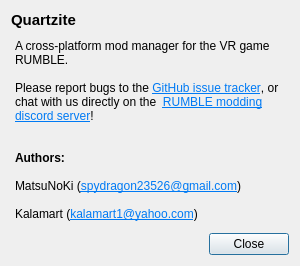
First picture: the form in aboutdialog.ui, repository spydragon/Quartzite, before the edit.
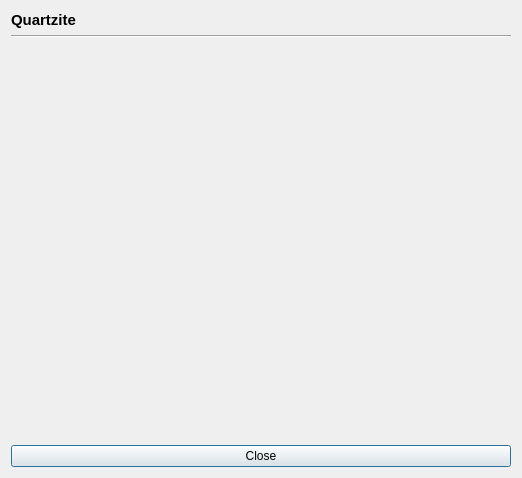
Second picture: the form after the edit.

Commit message: First styling attempt

Diff of the .ui file:
```diff
--- a/aboutdialog.ui
+++ b/aboutdialog.ui
@@ -6,24 +6,34 @@
    <rect>
     <x>0</x>
     <y>0</y>
-    <width>300</width>
-    <height>263</height>
+    <width>518</width>
+    <height>478</height>
    </rect>
   </property>
   <property name="sizePolicy">
-   <sizepolicy hsizetype="Preferred" vsizetype="Preferred">
+   <sizepolicy hsizetype="Preferred" vsizetype="Minimum">
     <horstretch>0</horstretch>
     <verstretch>0</verstretch>
    </sizepolicy>
   </property>
+  <property name="minimumSize">
+   <size>
+    <width>0</width>
+    <height>0</height>
+   </size>
+  </property>
   <property name="windowTitle">
    <string>About Quartzite</string>
   </property>
-  <layout class="QHBoxLayout" name="horizontalLayout">
-   <item>
     <layout class="QVBoxLayout" name="verticalLayout">
      <item>
       <widget class="QLabel" name="title">
+     <property name="sizePolicy">
+      <sizepolicy hsizetype="Preferred" vsizetype="Preferred">
+       <horstretch>0</horstretch>
+       <verstretch>0</verstretch>
+      </sizepolicy>
+     </property>
        <property name="font">
         <font>
          <pointsize>11</pointsize>
@@ -35,20 +45,50 @@
        </property>
       </widget>
      </item>
+   <item>
+    <widget class="Line" name="line">
+     <property name="font">
+      <font>
+       <bold>false</bold>
+      </font>
+     </property>
+     <property name="orientation">
+      <enum>Qt::Horizontal</enum>
+     </property>
+    </widget>
+   </item>
      <item>
       <widget class="QTextBrowser" name="description">
        <property name="sizePolicy">
-        <sizepolicy hsizetype="Expanding" vsizetype="Minimum">
+      <sizepolicy hsizetype="MinimumExpanding" vsizetype="Expanding">
          <horstretch>0</horstretch>
          <verstretch>0</verstretch>
         </sizepolicy>
        </property>
+     <property name="minimumSize">
+      <size>
+       <width>500</width>
+       <height>350</height>
+      </size>
+     </property>
        <property name="styleSheet">
         <string notr="true">background-color: transparent;</string>
        </property>
        <property name="frameShape">
         <enum>QFrame::NoFrame</enum>
        </property>
+     <property name="verticalScrollBarPolicy">
+      <enum>Qt::ScrollBarAlwaysOff</enum>
+     </property>
+     <property name="horizontalScrollBarPolicy">
+      <enum>Qt::ScrollBarAlwaysOff</enum>
+     </property>
+     <property name="sizeAdjustPolicy">
+      <enum>QAbstractScrollArea::AdjustToContentsOnFirstShow</enum>
+     </property>
+     <property name="lineWrapMode">
+      <enum>QTextEdit::WidgetWidth</enum>
+     </property>
        <property name="html">
         <string>&lt;!DOCTYPE HTML PUBLIC &quot;-//W3C//DTD HTML 4.0//EN&quot; &quot;http://www.w3.org/TR/REC-html40/strict.dtd&quot;&gt;
 &lt;html&gt;&lt;head&gt;&lt;meta name=&quot;qrichtext&quot; content=&quot;1&quot; /&gt;&lt;meta charset=&quot;utf-8&quot; /&gt;&lt;style type=&quot;text/css&quot;&gt;
@@ -57,15 +97,7 @@
 li.unchecked::marker { content: &quot;\2610&quot;; }
 li.checked::marker { content: &quot;\2612&quot;; }
 &lt;/style&gt;&lt;/head&gt;&lt;body style=&quot; font-family:'Sans Serif'; font-size:9pt; font-weight:400; font-style:normal;&quot;&gt;
-&lt;p style=&quot; margin-top:0px; margin-bottom:0px; margin-left:0px; margin-right:0px; -qt-block-indent:0; text-indent:0px;&quot;&gt;A cross-platform mod manager for the VR game RUMBLE.&lt;/p&gt;
-&lt;p style=&quot;-qt-paragraph-type:empty; margin-top:0px; margin-bottom:0px; margin-left:0px; margin-right:0px; -qt-block-indent:0; text-indent:0px;&quot;&gt;&lt;br /&gt;&lt;/p&gt;
-&lt;p style=&quot; margin-top:0px; margin-bottom:0px; margin-left:0px; margin-right:0px; -qt-block-indent:0; text-indent:0px;&quot;&gt;Please report bugs to the &lt;a href=&quot;https://github.com/spydragon/Quartzite/issues&quot;&gt;&lt;span style=&quot; text-decoration: underline; color:#007af4;&quot;&gt;GitHub issue tracker&lt;/span&gt;&lt;/a&gt;, or chat with us directly on the  &lt;a href=&quot;https://discord.gg/fsbcnZgzfa&quot;&gt;&lt;span style=&quot; text-decoration: underline; color:#007af4;&quot;&gt;RUMBLE modding discord server&lt;/span&gt;&lt;/a&gt;!&lt;/p&gt;
-&lt;p style=&quot;-qt-paragraph-type:empty; margin-top:0px; margin-bottom:0px; margin-left:0px; margin-right:0px; -qt-block-indent:0; text-indent:0px;&quot;&gt;&lt;br /&gt;&lt;/p&gt;
-&lt;p style=&quot;-qt-paragraph-type:empty; margin-top:0px; margin-bottom:0px; margin-left:0px; margin-right:0px; -qt-block-indent:0; text-indent:0px;&quot;&gt;&lt;br /&gt;&lt;/p&gt;
-&lt;p style=&quot; margin-top:0px; margin-bottom:0px; margin-left:0px; margin-right:0px; -qt-block-indent:0; text-indent:0px;&quot;&gt;&lt;span style=&quot; font-weight:700;&quot;&gt;Authors:&lt;/span&gt;&lt;/p&gt;
-&lt;p style=&quot; margin-top:0px; margin-bottom:0px; margin-left:0px; margin-right:0px; -qt-block-indent:0; text-indent:0px;&quot;&gt;&lt;br /&gt;MatsuNoKi (&lt;a href=&quot;mailto://spydragon23526@gmail.com&quot;&gt;&lt;span style=&quot; text-decoration: underline; color:#007af4;&quot;&gt;spydragon23526@gmail.com&lt;/span&gt;&lt;/a&gt;)&lt;/p&gt;
-&lt;p style=&quot;-qt-paragraph-type:empty; margin-top:0px; margin-bottom:0px; margin-left:0px; margin-right:0px; -qt-block-indent:0; text-indent:0px;&quot;&gt;&lt;br /&gt;&lt;/p&gt;
-&lt;p style=&quot; margin-top:0px; margin-bottom:0px; margin-left:0px; margin-right:0px; -qt-block-indent:0; text-indent:0px;&quot;&gt;Kalamart (&lt;a href=&quot;mailto:kalamart1@yahoo.com&quot;&gt;&lt;span style=&quot; text-decoration: underline; color:#007af4;&quot;&gt;kalamart1@yahoo.com&lt;/span&gt;&lt;/a&gt;)&lt;/p&gt;&lt;/body&gt;&lt;/html&gt;</string>
+&lt;p style=&quot;-qt-paragraph-type:empty; margin-top:0px; margin-bottom:0px; margin-left:0px; margin-right:0px; -qt-block-indent:0; text-indent:0px;&quot;&gt;&lt;br /&gt;&lt;/p&gt;&lt;/body&gt;&lt;/html&gt;</string>
        </property>
        <property name="textInteractionFlags">
         <set>Qt::TextBrowserInteraction</set>
@@ -75,10 +107,10 @@
        </property>
       </widget>
      </item>
-     <item alignment="Qt::AlignRight">
+   <item>
       <widget class="QPushButton" name="closeButton">
        <property name="sizePolicy">
-        <sizepolicy hsizetype="Fixed" vsizetype="Fixed">
+      <sizepolicy hsizetype="Preferred" vsizetype="Preferred">
          <horstretch>0</horstretch>
          <verstretch>0</verstretch>
         </sizepolicy>
@@ -87,8 +119,6 @@
         <string>Close</string>
        </property>
       </widget>
-     </item>
-    </layout>
    </item>
   </layout>
  </widget>
```
Lines whose indentation alone changed are shown as unchanged. The commit also changes 9 other files.
